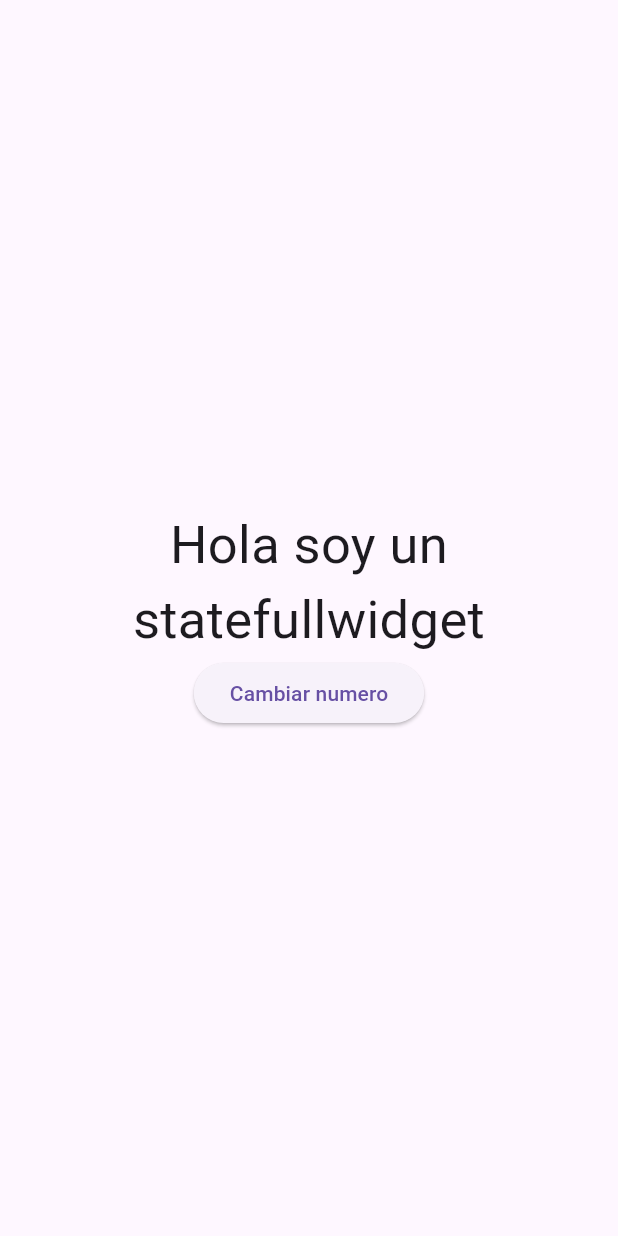
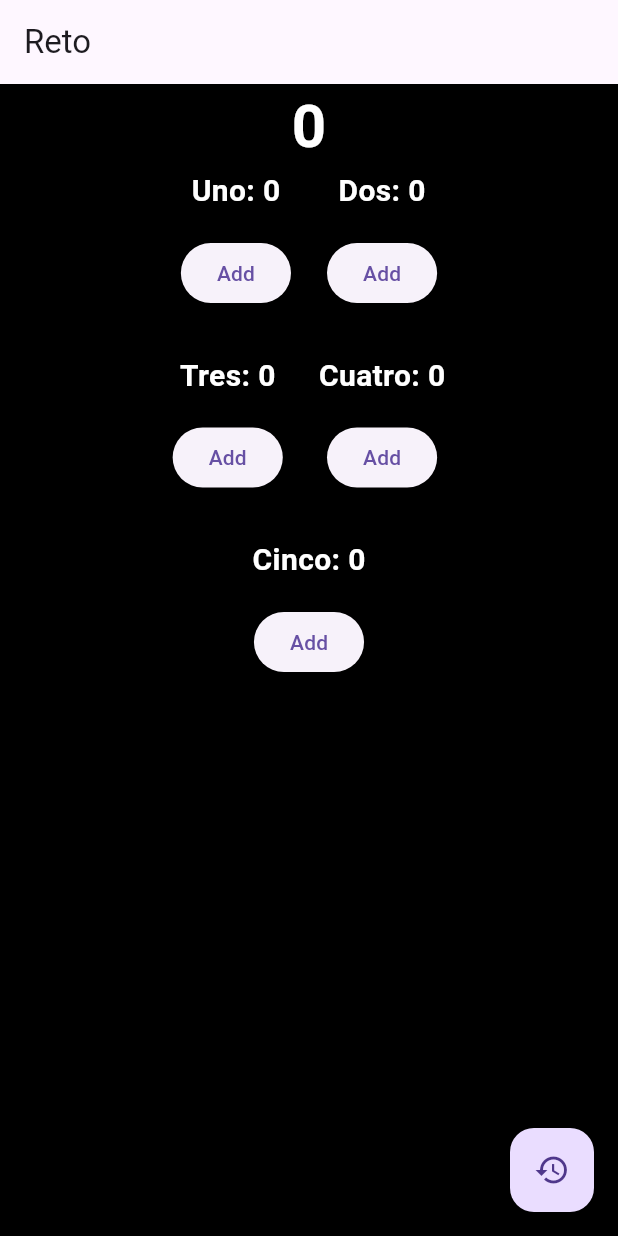
Before and after one commit to programadorescs/statelessfullwidgetapp, a Flutter app: the screen it shows after launch, on a phone screen of 412 x 824 dp. Run offline on Flutter 3.47's test engine with Material 3 defaults, Android fonts, the phone set to English and light mode, and no system bars.

Commit message:
Implementacion del reto en clase

```diff
--- a/lib/main.dart
+++ b/lib/main.dart
@@ -1,6 +1,6 @@
 import 'package:flutter/material.dart';
-import 'package:statelessfullwidgetapp/pages/mi_widget_statefull.dart';
+import 'package:statelessfullwidgetapp/pages/contador_screen.dart';
 
 void main() {
-  runApp(const MaterialApp(home: MiWidgetStatefull()));
+  runApp(const MaterialApp(home: ContadorScreen()));
 }
--- /dev/null
+++ b/lib/pages/contador_screen.dart
@@ -0,0 +1,153 @@
+import 'package:flutter/material.dart';
+import 'package:statelessfullwidgetapp/widgets/boton_personalizado.dart';
+
+class ContadorScreen extends StatefulWidget {
+  const ContadorScreen({super.key});
+
+  @override
+  State<ContadorScreen> createState() => _ContadorScreenState();
+}
+
+class _ContadorScreenState extends State<ContadorScreen> {
+  int contadorGeneral = 0;
+  int contadorUno = 0;
+  int contadorDos = 0;
+  int contadorTres = 0;
+  int contadorCuatro = 0;
+  int contadorCinco = 0;
+
+  @override
+  Widget build(BuildContext context) {
+    return Scaffold(
+      appBar: AppBar(
+        title: Text("Reto"),
+      ),
+      backgroundColor: Colors.black,
+      floatingActionButton: FloatingActionButton(
+        onPressed: () {
+          setState(() {
+            contadorGeneral = 0;
+            contadorUno = 0;
+            contadorDos = 0;
+            contadorTres = 0;
+            contadorCuatro = 0;
+            contadorCinco = 0;
+          });
+        },
+        child: Icon(Icons.restore),
+      ),
+      body: Column(
+        mainAxisSize: MainAxisSize.max,
+        //mainAxisAlignment: MainAxisAlignment.center, // Alineacion vertical
+        crossAxisAlignment: CrossAxisAlignment.center, // Alinneacion horizontal
+        children: [
+          Text(
+            contadorGeneral.toString(),
+            style: TextStyle(
+                color: Colors.white, fontWeight: FontWeight.bold, fontSize: 40),
+          ),
+          // Fila
+          Padding(
+            padding: const EdgeInsets.only(left: 24.0, right: 24.0),
+            child: Row(
+              mainAxisAlignment: MainAxisAlignment.center,
+              children: [
+                BotonPersonalizado(
+                  titulo: "Uno",
+                  valor: contadorUno,
+                  onPressed: () {
+                    setState(() {
+                      contadorUno++;
+                      contadorGeneral++;
+                    });
+                  },
+                ),
+
+                SizedBox(
+                  width: 24,
+                ),
+
+                // Contador dos
+                BotonPersonalizado(
+                  titulo: "Dos",
+                  valor: contadorDos,
+                  onPressed: () {
+                    setState(() {
+                      contadorDos++;
+                      contadorGeneral++;
+                    });
+                  },
+                ),
+              ],
+            ),
+          ),
+
+          // Separacion de la tercera fila
+          SizedBox(
+            height: 30,
+          ),
+
+          Padding(
+            padding: const EdgeInsets.only(left: 24.0, right: 24.0),
+            child: Row(
+              mainAxisAlignment: MainAxisAlignment.center,
+              children: [
+                BotonPersonalizado(
+                  titulo: "Tres",
+                  valor: contadorTres,
+                  onPressed: () {
+                    setState(() {
+                      contadorTres++;
+                      contadorGeneral++;
+                    });
+                  },
+                ),
+
+                SizedBox(
+                  width: 24,
+                ),
+
+                // Contador cuatro
+                BotonPersonalizado(
+                  titulo: "Cuatro",
+                  valor: contadorCuatro,
+                  onPressed: () {
+                    setState(() {
+                      contadorCuatro++;
+                      contadorGeneral++;
+                    });
+                  },
+                ),
+              ],
+            ),
+          ),
+
+          // Ultima fila
+          SizedBox(
+            height: 30,
+          ),
+
+          Padding(
+            padding: const EdgeInsets.only(left: 24.0, right: 24.0),
+            child: Row(
+              mainAxisAlignment: MainAxisAlignment.center,
+              children: [
+                // Contador cinco
+                BotonPersonalizado(
+                  titulo: "Cinco",
+                  valor: contadorCinco,
+                  onPressed: () {
+                    setState(() {
+                      contadorCinco++;
+                      contadorGeneral++;
+                    });
+                  },
+                ),
+              ],
+            ),
+          ),
+        ],
+      ),
+    );
+  }
+}
--- a/lib/pages/mi_widget_statefull.dart
+++ b/lib/pages/mi_widget_statefull.dart
@@ -14,6 +14,11 @@ class _MiWidgetStatefullState extends State<MiWidgetStatefull> {
   @override
   Widget build(BuildContext context) {
     return Scaffold(
+      floatingActionButton: FloatingActionButton(
+        onPressed: (){
+
+        }
+        ),
       body: Center(
         child: Column(
           mainAxisAlignment: MainAxisAlignment.center,
--- /dev/null
+++ b/lib/widgets/boton_personalizado.dart
@@ -0,0 +1,37 @@
+import 'package:flutter/material.dart';
+
+class BotonPersonalizado extends StatelessWidget {
+  final String titulo;
+  final int valor;
+  final double tamanioTexto;
+  final VoidCallback onPressed;
+
+  const BotonPersonalizado({
+    super.key,
+    required this.titulo,
+    required this.valor,
+    this.tamanioTexto = 20,
+    required this.onPressed,
+  });
+
+  @override
+  Widget build(BuildContext context) {
+    return Column(
+      children: [
+        Text(
+          "$titulo: $valor",
+          style: TextStyle(
+            color: Colors.white,
+            fontWeight: FontWeight.bold,
+            fontSize: tamanioTexto,
+          ),
+        ),
+        const SizedBox(height: 16),
+        ElevatedButton(
+          onPressed: onPressed,
+          child: const Text("Add"),
+        ),
+      ],
+    );
+  }
+}
```
